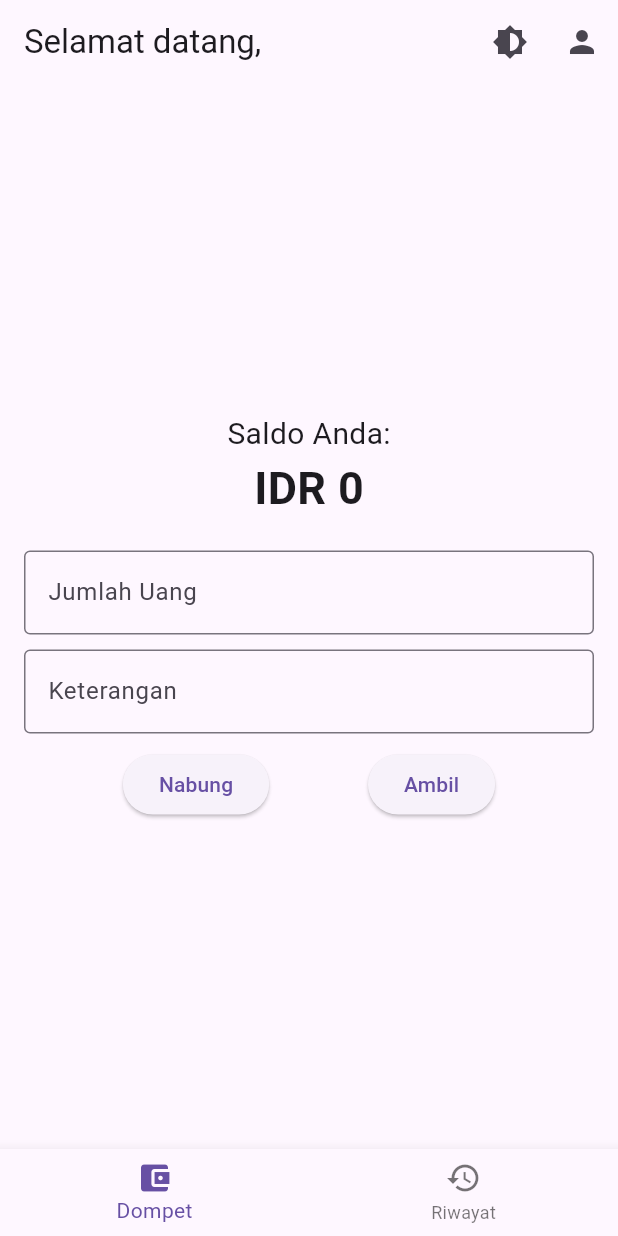
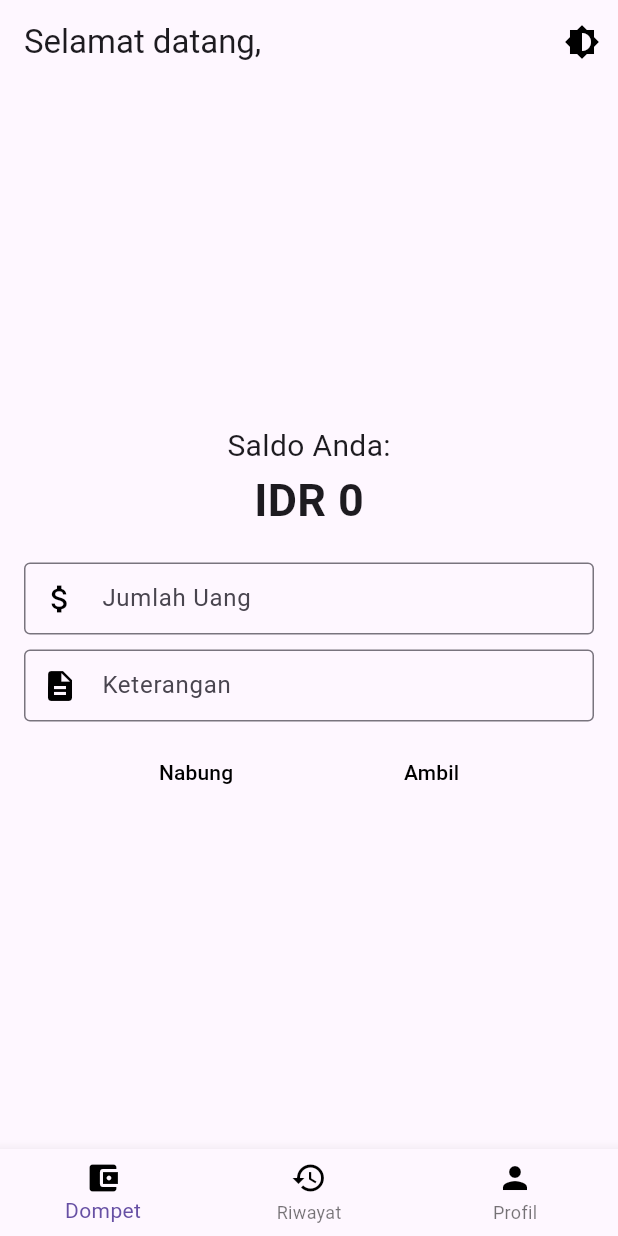
Before and after one commit to idalwf/Financee, a Flutter app: the FinanceHomePage screen opened directly with empty values, on a phone screen of 412 x 824 dp. Run offline on Flutter 3.47's test engine with Material 3 defaults, Android fonts, the phone set to English and light mode, and no system bars; our stand-ins replace shared_preferences; accounts and stored records are empty.

Commit message:
Fix History Bug

```diff
--- a/lib/finance_home_page.dart
+++ b/lib/finance_home_page.dart
@@ -91,45 +91,37 @@ class _FinanceHomePageState extends State<FinanceHomePage> {
     });
   }
 
-  void _navigateToProfile() {
-    Navigator.push(
-      context,
-      MaterialPageRoute(
-        builder: (context) => ProfilePage(username: widget.username, balance: _balance),
-      ),
-    );
-  }
-
   @override
   Widget build(BuildContext context) {
     final themeProvider = Provider.of<ThemeProvider>(context);
+    final isDarkMode = themeProvider.isDarkMode;
 
     return Scaffold(
       appBar: AppBar(
         title: Text('Selamat datang, ${widget.username}'),
         actions: <Widget>[
           IconButton(
-            icon: Icon(themeProvider.isDarkMode ? Icons.brightness_3 : Icons.brightness_6),
+            icon: Icon(isDarkMode ? Icons.brightness_3 : Icons.brightness_6, color: isDarkMode ? Colors.white : Colors.black),
             onPressed: () {
               themeProvider.toggleTheme();
             },
           ),
-          IconButton(
-            icon: const Icon(Icons.person),
-            onPressed: _navigateToProfile,
-          ),
         ],
       ),
-      body: _selectedIndex == 0 ? _buildWalletPage() : _buildHistoryPage(),
+      body: _selectedIndex == 0 ? _buildWalletPage(isDarkMode) : _selectedIndex == 1 ? _buildHistoryPage(isDarkMode) : ProfilePage(username: widget.username, balance: _balance),
       bottomNavigationBar: BottomNavigationBar(
-        items: const <BottomNavigationBarItem>[
+        items: <BottomNavigationBarItem>[
           BottomNavigationBarItem(
-            icon: Icon(Icons.account_balance_wallet),
+            icon: Icon(Icons.account_balance_wallet, color: isDarkMode ? Colors.white : Colors.black),
             label: 'Dompet',
           ),
           BottomNavigationBarItem(
-            icon: Icon(Icons.history),
+            icon: Icon(Icons.history, color: isDarkMode ? Colors.white : Colors.black),
             label: 'Riwayat',
+          ),
+          BottomNavigationBarItem(
+            icon: Icon(Icons.person, color: isDarkMode ? Colors.white : Colors.black),
+            label: 'Profil',
           ),
         ],
         currentIndex: _selectedIndex,
@@ -138,7 +130,7 @@ class _FinanceHomePageState extends State<FinanceHomePage> {
     );
   }
 
-  Widget _buildWalletPage() {
+  Widget _buildWalletPage(bool isDarkMode) {
     return Padding(
       padding: const EdgeInsets.all(16.0),
       child: Column(
@@ -155,18 +147,26 @@ class _FinanceHomePageState extends State<FinanceHomePage> {
           const SizedBox(height: 20),
           TextField(
             controller: _amountController,
-            decoration: const InputDecoration(
+            decoration: InputDecoration(
               labelText: 'Jumlah Uang',
-              border: OutlineInputBorder(),
+              border: OutlineInputBorder(
+                borderSide: BorderSide(color: Colors.black),
+              ),
+              prefixIcon: Icon(Icons.attach_money, color: isDarkMode ? Colors.white : Colors.black),
+              contentPadding: EdgeInsets.symmetric(vertical: 10.0, horizontal: 10.0),
             ),
             keyboardType: const TextInputType.numberWithOptions(decimal: true),
           ),
           const SizedBox(height: 10),
           TextField(
             controller: _descriptionController,
-            decoration: const InputDecoration(
+            decoration: InputDecoration(
               labelText: 'Keterangan',
-              border: OutlineInputBorder(),
+              border: OutlineInputBorder(
+                borderSide: BorderSide(color: Colors.black),
+              ),
+              prefixIcon: Icon(Icons.description, color: isDarkMode ? Colors.white : Colors.black),
+              contentPadding: EdgeInsets.symmetric(vertical: 10.0, horizontal: 10.0),
             ),
           ),
           const SizedBox(height: 10),
@@ -175,11 +175,25 @@ class _FinanceHomePageState extends State<FinanceHomePage> {
             children: <Widget>[
               ElevatedButton(
                 onPressed: () => _addTransaction('Nabung'),
-                child: const Text('Nabung'),
+                style: ElevatedButton.styleFrom(
+                  backgroundColor: Colors.transparent, // Remove background color
+                  shadowColor: Colors.transparent, // Remove shadow
+                ),
+                child: Text(
+                  'Nabung',
+                  style: TextStyle(color: isDarkMode ? Colors.white : Colors.black),
+                ),
               ),
               ElevatedButton(
                 onPressed: () => _addTransaction('Ambil'),
-                child: const Text('Ambil'),
+                style: ElevatedButton.styleFrom(
+                  backgroundColor: Colors.transparent, // Remove background color
+                  shadowColor: Colors.transparent, // Remove shadow
+                ),
+                child: Text(
+                  'Ambil',
+                  style: TextStyle(color: isDarkMode ? Colors.white : Colors.black),
+                ),
               ),
             ],
           ),
@@ -188,12 +202,13 @@ class _FinanceHomePageState extends State<FinanceHomePage> {
     );
   }
 
-  Widget _buildHistoryPage() {
+  Widget _buildHistoryPage(bool isDarkMode) {
     return ListView.builder(
       itemCount: _transactionHistory.length,
       itemBuilder: (context, index) {
         final transaction = _transactionHistory[index];
         return ListTile(
+          leading: transaction['type'] == 'Nabung' ? Icon(Icons.arrow_downward, color: Colors.green) : Icon(Icons.arrow_upward, color: Colors.red),
           title: Text('${transaction['type']} - ${transaction['description']}'),
           subtitle: Text(DateFormat('dd MMM yyyy, HH:mm').format(DateTime.parse(transaction['date']))),
           trailing: Text('IDR ${NumberFormat('#,##0').format(transaction['amount'])}'),
--- a/pubspec.yaml
+++ b/pubspec.yaml
@@ -13,6 +13,7 @@ dependencies:
   provider: ^6.0.0
   shared_preferences: ^2.0.6
   intl: ^0.17.0
+  image_picker: ^0.8.4+5
 
 
 dev_dependencies:
```
Also changed, not shown: lib/profile_page.dart (line endings or trailing spaces), pubspec.lock, 5 other files.
